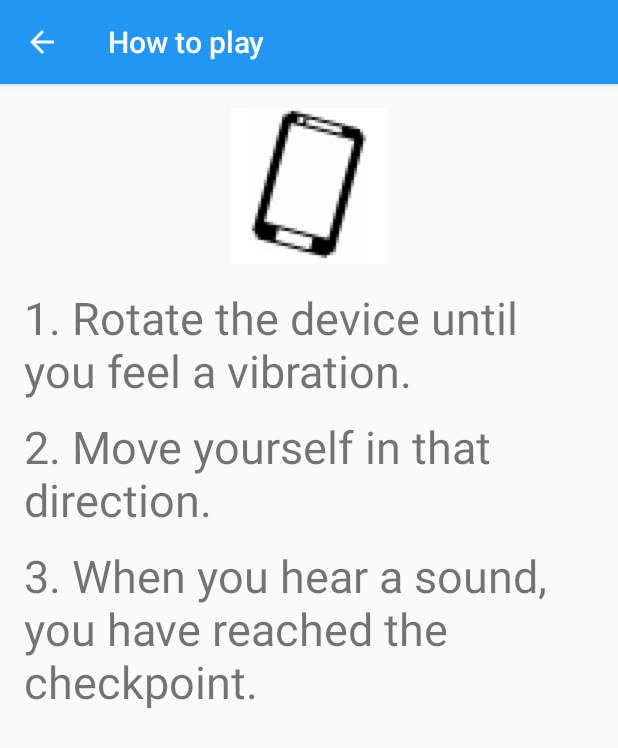
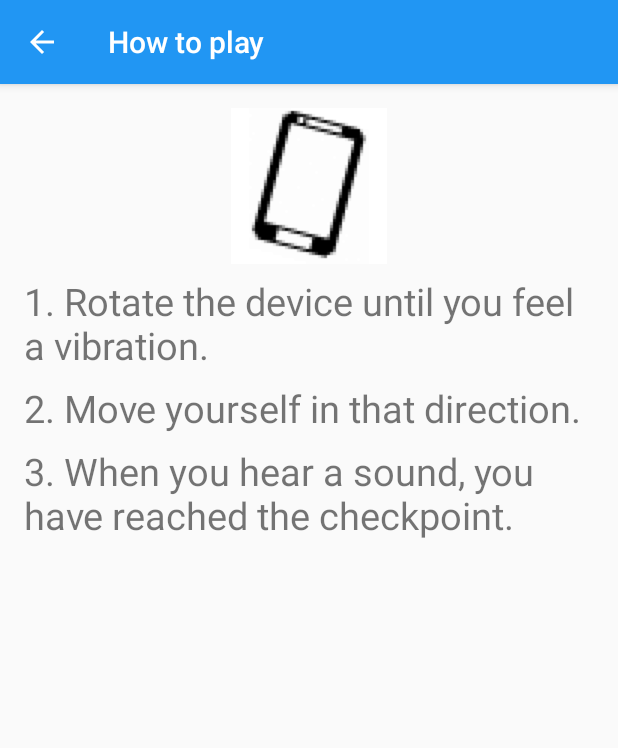
Before and after one commit to adense13/MAMN01BlueInteraction, an Android app: the HowToPlayActivity screen opened directly, with no data from a screen before it, on a phone screen of 412 x 824 dp. Shown: the top 748 px of the screen. Run offline under Robolectric (Android 15) with nearby library versions, the phone set to English and light mode, and no system bars.

Commit message:
Updated design of how to play

```diff
--- a/app/src/main/res/layout/content_how_to_play.xml
+++ b/app/src/main/res/layout/content_how_to_play.xml
@@ -25,21 +25,21 @@
         android:layout_width="match_parent"
         android:layout_height="wrap_content"
         android:text="@string/rotate_device"
-        android:textSize="30sp"
-        android:layout_marginTop="15dp"
+        android:textSize="25sp"
+        android:layout_marginTop="7dp"
         />
     <TextView android:id="@+id/move_yourself"
         android:layout_width="match_parent"
         android:layout_height="wrap_content"
         android:text="@string/move_yourself"
-        android:textSize="30sp"
-        android:layout_marginTop="10dp"
+        android:textSize="25sp"
+        android:layout_marginTop="7dp"
         />
     <TextView android:id="@+id/hear_sound"
         android:layout_width="match_parent"
         android:layout_height="wrap_content"
         android:text="@string/hear_sound"
-        android:textSize="30sp"
-        android:layout_marginTop="10dp"
+        android:textSize="25sp"
+        android:layout_marginTop="7dp"
         />
 </LinearLayout>
```
